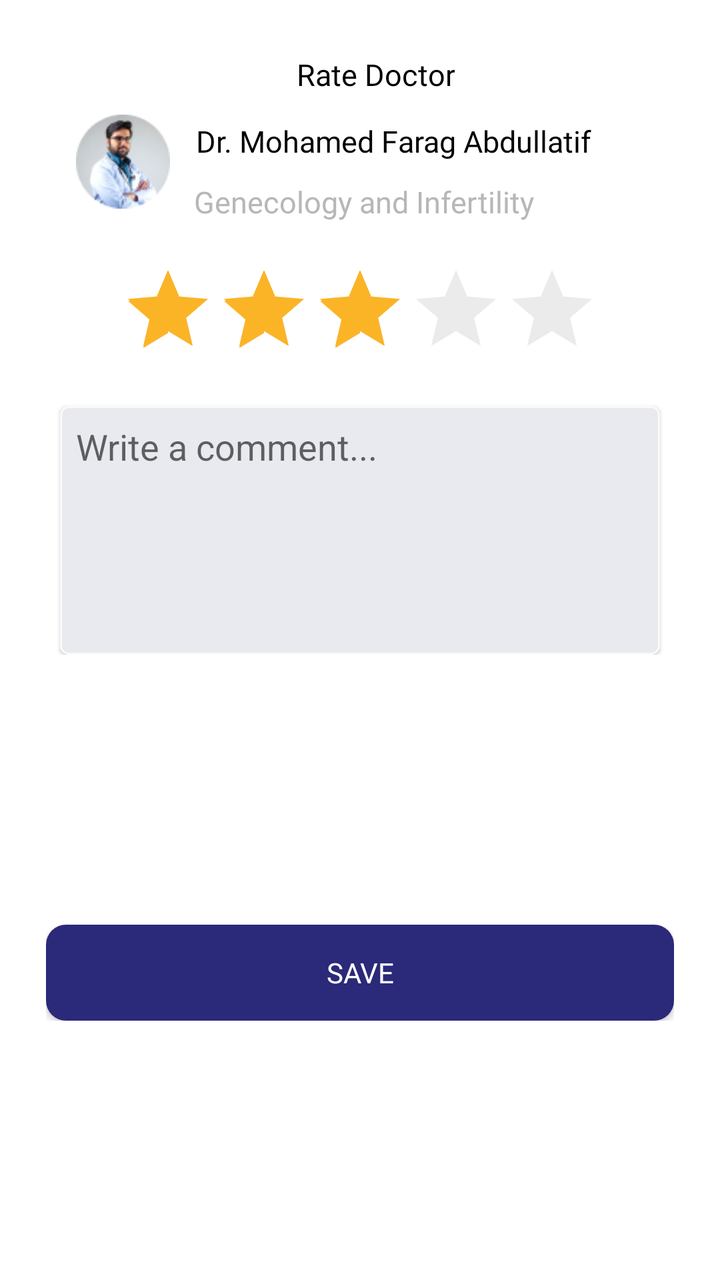
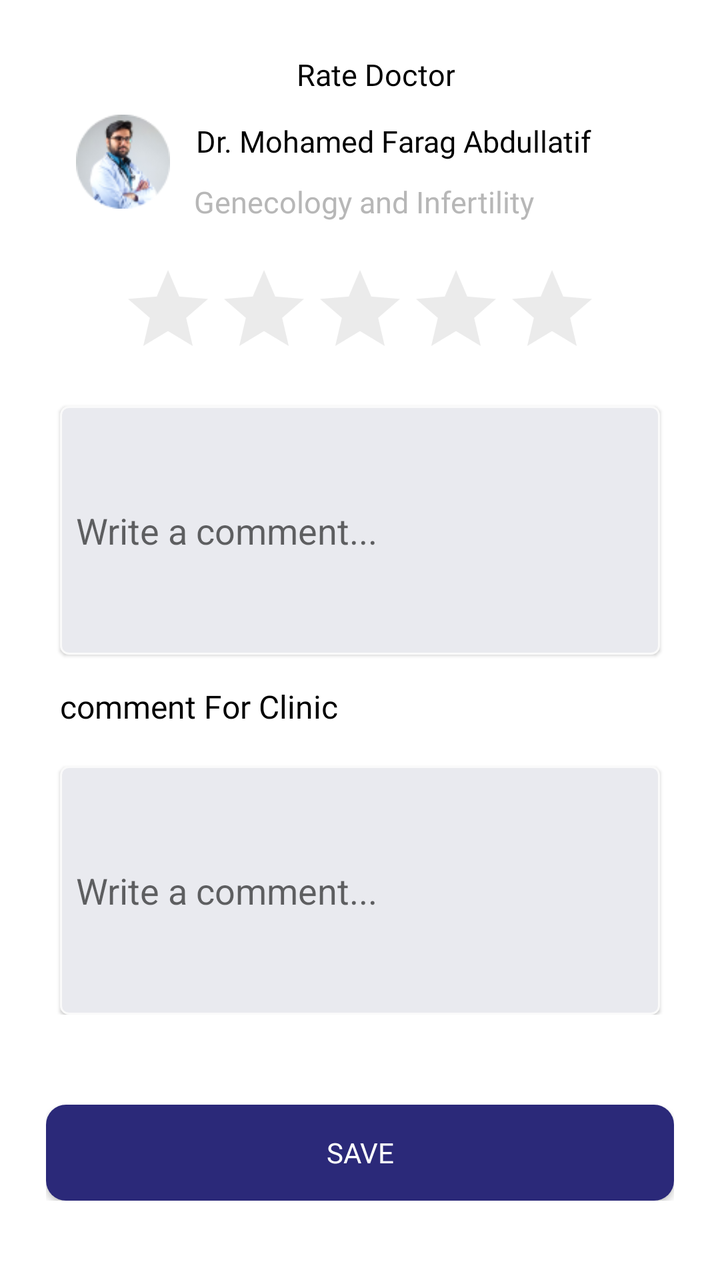

Screens rendered from an Android XML layout before and after an edit, with the pre-edit source and the edit as a unified diff.
<!-- AndroidManifest.xml: application theme Theme.NewDesign -->
<!-- res/layout/fragment_dailog_rating_doctor.xml -->
<?xml version="1.0" encoding="utf-8"?>
<androidx.constraintlayout.widget.ConstraintLayout
        xmlns:android="http://schemas.android.com/apk/res/android"
        xmlns:tools="http://schemas.android.com/tools"
        android:layout_width="match_parent"
        android:layout_height="match_parent"
        android:padding="15dp"
        xmlns:app="http://schemas.android.com/apk/res-auto"
        tools:context=".fragment.dialog.DialogRatingDoctorFragment">


    <androidx.appcompat.widget.AppCompatTextView
            android:id="@+id/tv_ratingDoctor"
            android:layout_width="wrap_content"
            android:layout_height="wrap_content"
            android:fontFamily="@font/avenirltstd_black"
            android:gravity="center"
            android:padding="2dp"
            android:layout_marginTop="10dp"
            android:layout_marginStart="15dp"
            android:text="@string/rate_doctor"
            android:textColor="@color/black"
            android:textSize="15sp"
            app:layout_constraintStart_toStartOf="parent"
            app:layout_constraintTop_toTopOf="parent"
            app:layout_constraintEnd_toEndOf="parent"
    />


    <androidx.core.widget.NestedScrollView
            android:id="@+id/layout"
            android:layout_width="match_parent"
            android:layout_height="wrap_content"
            app:layout_constraintTop_toBottomOf="@+id/tv_ratingDoctor"

    >
        <androidx.constraintlayout.widget.ConstraintLayout
                android:layout_width="match_parent"
                android:layout_height="match_parent"
        >

            <androidx.constraintlayout.widget.ConstraintLayout
                    android:id="@+id/layout_doctorsDetail"
                    android:layout_width="match_parent"
                    android:layout_height="match_parent"
                    android:layout_marginTop="15dp"
                    android:layout_marginStart="15dp"
                    android:layout_marginEnd="15dp"
                    android:padding="8dp"
                    android:background="@drawable/bg_edittext"
                    app:layout_constraintEnd_toEndOf="parent"
                    app:layout_constraintStart_toStartOf="parent">

                <com.google.android.material.imageview.ShapeableImageView
                        android:id="@+id/iv_doctorProfile"
                        android:layout_width="47dp"
                        android:layout_height="47dp"
                        android:src="@drawable/ic_docspecialization"
                        app:layout_constraintStart_toStartOf="parent"
                        app:layout_constraintTop_toTopOf="parent"/>

                <androidx.appcompat.widget.AppCompatTextView
                        android:id="@+id/tv_doctorName"
                        android:layout_width="0dp"
                        android:layout_height="wrap_content"
                        android:layout_marginStart="10dp"
                        android:layout_marginEnd="15dp"
                        android:fontFamily="@font/avenirltstd_roman"
                        android:gravity="start"
                        android:padding="3dp"
                        android:text="Dr. Mohamed Farag Abdullatif"
                        android:textColor="@color/black"
                        android:textSize="15sp"
                        app:layout_constraintStart_toEndOf="@+id/iv_doctorProfile"
                        app:layout_constraintEnd_toEndOf="parent"
                        app:layout_constraintTop_toTopOf="@+id/iv_doctorProfile"/>

                <androidx.appcompat.widget.AppCompatTextView
                        android:id="@+id/tv_Specialization"
                        android:layout_width="0dp"
                        android:layout_height="wrap_content"
                        android:layout_marginStart="10dp"
                        android:layout_marginEnd="15dp"
                        android:layout_marginTop="5dp"
                        android:fontFamily="@font/avenirltstd_roman"
                        android:gravity="start"
                        android:padding="2dp"
                        android:text="Genecology and Infertility"
                        android:textColor="@color/gray"
                        android:textSize="15sp"
                        app:layout_constraintEnd_toEndOf="parent"
                        app:layout_constraintStart_toEndOf="@+id/iv_doctorProfile"
                        app:layout_constraintTop_toBottomOf="@+id/tv_doctorName"/>

            </androidx.constraintlayout.widget.ConstraintLayout>

            <androidx.appcompat.widget.AppCompatRatingBar
                    android:id="@+id/ratingBar"
                    android:layout_width="wrap_content"
                    android:layout_height="wrap_content"
                    app:layout_constraintTop_toBottomOf="@+id/layout_doctorsDetail"
                    android:layout_marginTop="10dp"
                    app:layout_constraintStart_toStartOf="parent"
                    app:layout_constraintEnd_toEndOf="parent"
                    android:rating="3"
                    android:theme="@style/ratingBar"

            />
            <androidx.appcompat.widget.AppCompatEditText
                    android:id="@+id/textinput_comment"
                    android:padding="8dp"
                    android:minLines="5"
                    android:singleLine="false"
                    android:lines="6"
                    android:scrollbars="vertical"
                    android:background="@drawable/bg_rating"
                    android:layout_width="0dp"
                    android:layout_height="wrap_content"
                    android:layout_margin="15dp"
                    android:autofillHints=""
                    android:elevation="1dp"
                    android:importantForAutofill="no"
                    android:imeOptions="actionDone"
                    android:hint="@string/write_a_comment"
                    android:gravity="start|top"
                    android:inputType="textMultiLine"
                    app:layout_constraintStart_toStartOf="parent"
                    app:layout_constraintEnd_toEndOf="parent"
                    app:layout_constraintTop_toBottomOf="@+id/ratingBar"
            />


        </androidx.constraintlayout.widget.ConstraintLayout>

    </androidx.core.widget.NestedScrollView>

    <androidx.constraintlayout.widget.ConstraintLayout
            android:id="@+id/layout_btn_save"
            android:layout_width="match_parent"
            android:layout_height="wrap_content"
            app:layout_constraintEnd_toEndOf="parent"
            app:layout_constraintStart_toStartOf="parent"
            app:layout_constraintTop_toBottomOf="@+id/layout"
            app:layout_constraintWidth_percent=".90"
            app:layout_constraintBottom_toBottomOf="parent"
            android:padding="8dp"
            android:layout_marginTop="20dp"
    >
        <androidx.appcompat.widget.AppCompatButton
                android:id="@+id/btn_save"
                android:layout_width="0dp"
                android:layout_height="wrap_content"
                android:background="@drawable/bg_chooselang_button"
                android:fontFamily="@font/avenirltstd_black"
                android:padding="5dp"
                android:text="@string/save"
                android:textColor="@color/white"
                android:textSize="14sp"
                app:layout_constraintEnd_toEndOf="parent"
                app:layout_constraintStart_toStartOf="parent"
                app:layout_constraintTop_toTopOf="parent"
                app:layout_constraintBottom_toBottomOf="parent"

        />
    </androidx.constraintlayout.widget.ConstraintLayout>
    <ProgressBar
            android:id="@+id/progress_barInfo"
            android:layout_width="35dp"
            android:layout_height="35dp"
            android:visibility="gone"
            android:indeterminateTint="@color/white"
            app:layout_constraintBottom_toBottomOf="@+id/layout_btn_save"
            app:layout_constraintEnd_toEndOf="@+id/layout_btn_save"
            app:layout_constraintStart_toStartOf="@+id/layout_btn_save"
            app:layout_constraintTop_toTopOf="@+id/layout_btn_save"/>


</androidx.constraintlayout.widget.ConstraintLayout>
<!-- resources referenced by this layout -->
<resources>
  <color name="black">#FF000000</color>
  <color name="gray">#B7B7B7</color>
  <color name="white">#FFFFFFFF</color>
  <!-- drawable bg_chooselang_button (drawable) -->
  <?xml version="1.0" encoding="utf-8"?>
  <shape xmlns:android="http://schemas.android.com/apk/res/android"
      android:shape="rectangle"
      >
  
      <corners android:radius="10dp"/>
      <solid android:color="@color/blue"/>
  
  
  </shape>
  <!-- drawable bg_edittext (drawable) -->
  <?xml version="1.0" encoding="utf-8"?>
  <shape xmlns:android="http://schemas.android.com/apk/res/android"
      android:shape="rectangle"
      >
  
      <solid android:color="@color/white"/>
      <corners android:radius="10dp"/>
  </shape>
  <!-- drawable bg_rating (drawable) -->
  <?xml version="1.0" encoding="utf-8"?>
  <shape xmlns:android="http://schemas.android.com/apk/res/android"
  android:shape="rectangle"
  >
  
      <solid android:color="@color/ratingsolid"/>
      <corners android:radius="4dp"/>
      <stroke android:color="@color/ratingcorner" android:width="1dp"/>
  
  </shape>
  <!-- drawable ic_docspecialization: png bitmap (drawable, 7701 bytes) -->
  <string name="rate_doctor">Rate Doctor</string>
  <string name="save">Save</string>
  <string name="write_a_comment">Write a comment...</string>
  <style name="ratingBar" parent="Widget.AppCompat.RatingBar">
          
          <item name="colorControlNormal">#4D000000</item>
          
          <item name="colorControlActivated">#FCB427</item>
  
      </style>
  <style name="Theme.NewDesign" parent="Theme.MaterialComponents.Light.NoActionBar">
          
          <item name="colorPrimary">@color/purple_500</item>
          <item name="colorPrimaryVariant">@color/purple_700</item>
          <item name="colorOnPrimary">@color/white</item>
          
          <item name="colorSecondary">#0639BA</item>
          <item name="colorSecondaryVariant">@color/teal_700</item>
          <item name="colorOnSecondary">@color/black</item>
          
          <item name="android:statusBarColor">?attr/colorPrimaryVariant</item>
          
      </style>
  <color name="blue">#2B2979</color>
  <color name="ratingsolid">#E9EAEF</color>
  <color name="ratingcorner">#FAFAFA</color>
  <color name="purple_500">#AEB3BE</color>
  <color name="purple_700">#FF3700B3</color>
  <color name="teal_700">#FF018786</color>
</resources>

<!-- the commit's change to res/layout/fragment_dailog_rating_doctor.xml (unified diff, before → after) -->
@@ -102,7 +102,7 @@
                     android:layout_marginTop="10dp"
                     app:layout_constraintStart_toStartOf="parent"
                     app:layout_constraintEnd_toEndOf="parent"
-                    android:rating="3"
+                    android:rating="0"
                     android:theme="@style/ratingBar"
 
             />
@@ -122,12 +122,47 @@
                     android:importantForAutofill="no"
                     android:imeOptions="actionDone"
                     android:hint="@string/write_a_comment"
-                    android:gravity="start|top"
+                    android:gravity="start|center"
                     android:inputType="textMultiLine"
                     app:layout_constraintStart_toStartOf="parent"
                     app:layout_constraintEnd_toEndOf="parent"
                     app:layout_constraintTop_toBottomOf="@+id/ratingBar"
             />
+            <androidx.appcompat.widget.AppCompatTextView
+                    android:id="@+id/tv_name"
+                    android:layout_width="wrap_content"
+                    android:layout_height="wrap_content"
+                    android:layout_marginStart="15dp"
+                    android:layout_marginTop="15dp"
+                    android:fontFamily="@font/avenirltstd_black"
+                    android:text="@string/reviewspolyclinics"
+                    android:textColor="@color/black"
+                    android:textSize="16sp"
+                  app:layout_constraintStart_toStartOf="parent"
+                    app:layout_constraintTop_toBottomOf="@+id/textinput_comment" />
+            <androidx.appcompat.widget.AppCompatEditText
+                    android:id="@+id/textinput_comment_polyclinics"
+                    android:padding="8dp"
+                    android:minLines="5"
+                    android:singleLine="false"
+                    android:lines="6"
+                    android:scrollbars="vertical"
+                    android:background="@drawable/bg_rating"
+                    android:layout_width="0dp"
+                    android:layout_height="wrap_content"
+                    android:layout_marginStart="15dp"
+                    android:layout_marginEnd="15dp"
+                    android:autofillHints=""
+                    android:elevation="1dp"
+                    android:importantForAutofill="no"
+                    android:imeOptions="actionDone"
+                    android:hint="@string/write_a_comment"
+                    android:gravity="start|center"
+                    android:inputType="textMultiLine"
+                    app:layout_constraintStart_toStartOf="parent"
+                    app:layout_constraintEnd_toEndOf="parent"
+                    app:layout_constraintTop_toBottomOf="@+id/tv_name"
+                    />
 
 
         </androidx.constraintlayout.widget.ConstraintLayout>
<!-- resource entries referenced after the edit -->
@@ -36,6 +36,7 @@
   </shape>
   <!-- drawable ic_docspecialization: png bitmap (drawable, 7701 bytes) -->
   <string name="rate_doctor">Rate Doctor</string>
+  <string name="reviewspolyclinics">comment For Clinic\n</string>
   <string name="save">Save</string>
   <string name="write_a_comment">Write a comment...</string>
   <style name="ratingBar" parent="Widget.AppCompat.RatingBar">
